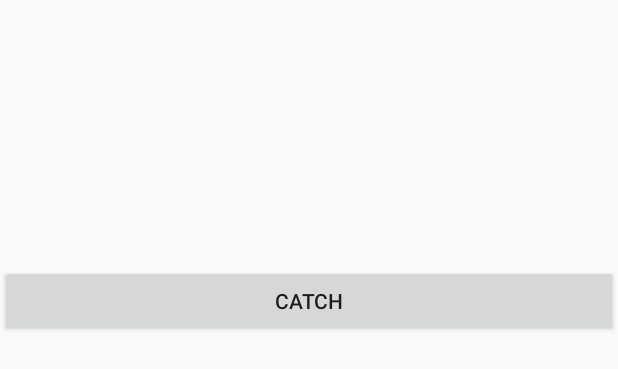
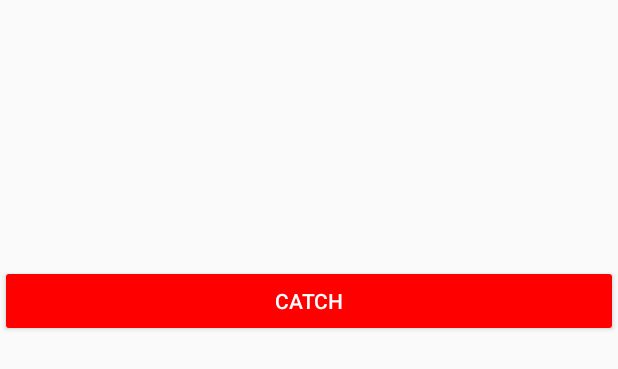
Before and after one commit to WilliamBayliss/Android-Pokedex, an Android app: the layout activity_pokemon.xml on its own in the app's theme, with its tools: preview values and no code run, on a phone screen of 412 x 824 dp. Shown: the top 369 px of the screen. Run offline under Robolectric (Android 15) with nearby library versions, the phone set to English and light mode, and no system bars; network calls fail.

Commit message:
Changed default colours to match pokeball theme!

```diff
--- a/app/src/main/res/layout/activity_pokemon.xml
+++ b/app/src/main/res/layout/activity_pokemon.xml
@@ -49,11 +49,13 @@
         android:textAlignment="center"
         android:paddingTop="3dp"
         android:textSize="16dp" />
+
     <Button
+        android:id="@+id/catch_button"
         android:layout_width="match_parent"
         android:layout_height="wrap_content"
-        android:id="@+id/catch_button"
+        android:backgroundTint="#FF0000"
+        android:onClick="toggleCatch"
         android:text="Catch"
-        android:onClick="toggleCatch"
-        />
+        android:textColor="#FFFFFF" />
 </LinearLayout>
--- a/app/src/main/res/menu/main_menu.xml
+++ b/app/src/main/res/menu/main_menu.xml
@@ -3,7 +3,7 @@
     xmlns:app="http://schemas.android.com/apk/res-auto">
 
     <item android:id="@+id/action_search"
-        android:title="Search"
+        android:title="@string/search"
         app:actionViewClass="androidx.appcompat.widget.SearchView"
         app:showAsAction="always" />
 </menu>
--- a/app/src/main/res/values/colors.xml
+++ b/app/src/main/res/values/colors.xml
@@ -1,6 +1,6 @@
 <?xml version="1.0" encoding="utf-8"?>
 <resources>
-    <color name="colorPrimary">#008577</color>
-    <color name="colorPrimaryDark">#00574B</color>
-    <color name="colorAccent">#D81B60</color>
+    <color name="colorPrimary">#FF0000</color>
+    <color name="colorPrimaryDark">#000000</color>
+    <color name="colorAccent">#FFFFFF</color>
 </resources>
--- a/app/src/main/res/values/strings.xml
+++ b/app/src/main/res/values/strings.xml
@@ -1,3 +1,4 @@
 <resources>
     <string name="app_name">Pokedex</string>
+    <string name="search">Search</string>
 </resources>
```
